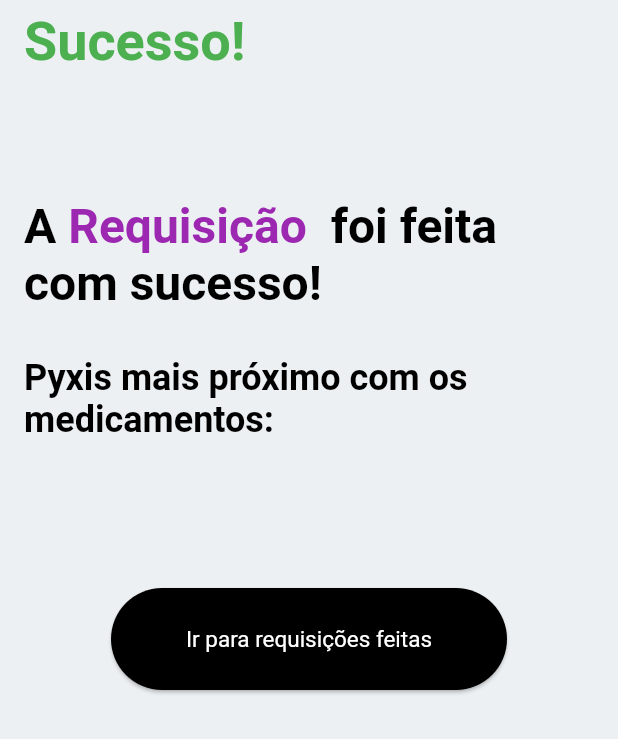
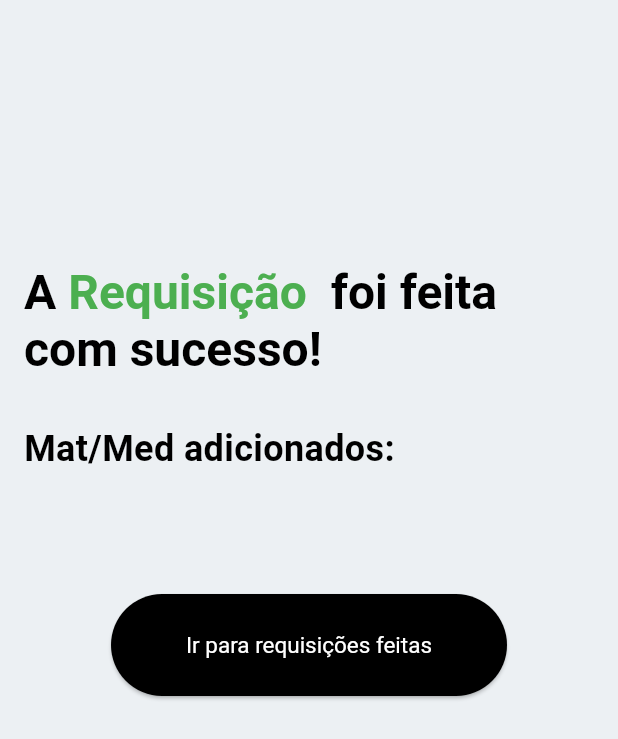
Before and after one commit to paulo-evangelista/pilltrackr, a Flutter app: the FeedbackRequest screen opened directly with empty values, on a phone screen of 412 x 824 dp. Shown: the top 739 px of the screen. Run offline on Flutter 3.47's test engine with Material 3 defaults, Android fonts, the phone set to English and light mode, and no system bars; our stand-ins replace dio, flutter_chat_types, flutter_chat_ui, get, scroll_to_index; network calls fail.

Commit message:
fix usertoken in dev

```diff
--- a/src/frontend/lib/navigation_menu.dart
+++ b/src/frontend/lib/navigation_menu.dart
@@ -37,7 +37,8 @@ class NavigationController extends GetxController {
   NavigationController({required this.userToken}) {
     screens = [
       HomeNursery(),
-      MyRequests(userToken: userToken),
+      MyRequests(),
+      // MyRequests(userToken: userToken),
     ];
   }
 }
--- a/src/frontend/lib/views/nursery/feedback_request.dart
+++ b/src/frontend/lib/views/nursery/feedback_request.dart
@@ -1,17 +1,11 @@
 import 'package:flutter/material.dart';
-import 'package:frontend/views/nursery/home.dart';
 import 'package:frontend/views/nursery/my_requests.dart';
 
 class FeedbackRequest extends StatelessWidget {
   final String requestId;
-  final String pyxisLocation;
-  final String userToken;
+  final List<String> medicinesList;
 
-  FeedbackRequest({
-    required this.requestId,
-    required this.pyxisLocation,
-    required this.userToken,
-  });
+  FeedbackRequest({required this.requestId, required this.medicinesList});
 
   @override
   Widget build(BuildContext context) {
@@ -19,15 +13,8 @@ class FeedbackRequest extends StatelessWidget {
       backgroundColor: Color(0xFFECF0F3),
       appBar: AppBar(
         backgroundColor: Color(0xFFECF0F3),
-        title: const Text(
-          'Sucesso!',
-          style: TextStyle(
-            fontSize: 36,
-            fontWeight: FontWeight.bold,
-            color: Colors.green,
-          ),
-        ),
         automaticallyImplyLeading: false,
+        toolbarHeight: 100.0, // Ajusta a altura da AppBar para acomodar o padding
       ),
       body: Padding(
         padding: const EdgeInsets.all(16.0),
@@ -46,32 +33,30 @@ class FeedbackRequest extends StatelessWidget {
                 children: <TextSpan>[
                   TextSpan(
                       text: 'Requisição $requestId ',
-                    style: const TextStyle(color: Colors.purple),
-                  ),
+                      style: const TextStyle(color: Colors.green)),
                   TextSpan(
                       text: 'foi feita com sucesso!',
-                    style: TextStyle(color: Colors.black),
-                  ),
+                      style: TextStyle(color: Colors.black)),
                 ],
               ),
             ),
             const SizedBox(height: 30),
-            RichText(
-              text: TextSpan(
-                text: 'Pyxis mais próximo com os medicamentos:  ',
-                style: const TextStyle(
+            const Text(
+              'Mat/Med adicionados:',
+              style: TextStyle(
                 fontSize: 24,
                 fontWeight: FontWeight.bold,
                 color: Colors.black,
               ),
-                children: <TextSpan>[
-                  TextSpan(
-                    text: '\n$pyxisLocation ',
-                    style: const TextStyle(color: Colors.purple),
             ),
-                ],
+            const SizedBox(height: 10),
+            ...medicinesList.map((medicine) => Text(
+                  '- $medicine',
+                  style: const TextStyle(
+                    fontSize: 18,
+                    color: Colors.black,
                   ),
-            ),
+                )).toList(),
             const SizedBox(height: 70),
             Center(
               child: ElevatedButton(
@@ -79,7 +64,7 @@ class FeedbackRequest extends StatelessWidget {
                   Navigator.push(
                     context,
                     MaterialPageRoute(
-                      builder: (context) => MyRequests(userToken: userToken),
+                      builder: (context) => MyRequests(),
                     ),
                   );
                 },
--- a/src/frontend/lib/views/nursery/my_requests.dart
+++ b/src/frontend/lib/views/nursery/my_requests.dart
@@ -4,11 +4,11 @@ import '../../services/request_service.dart';
 import '../../widgets/list_tile_nursery.dart';
 
 class MyRequests extends StatefulWidget {
-  final String userToken;
+  // final String userToken;
 
   const MyRequests({
     Key? key,
-    required this.userToken,
+    // required this.userToken,
   }) : super(key: key);
 
   @override
@@ -65,7 +65,7 @@ class _MyRequestsState extends State<MyRequests> {
                     title: 'Requisição #${request['ID']}',
                     subtitle: '$productNames - ${request['IsUrgent']}',
                     item: productNames,
-                    userToken: widget.userToken,
+                    // userToken: widget.userToken,
                     requestId: request['ID'],
                   );
                 },
```
Also changed, not shown: src/frontend/lib/main.dart (+2 -16 lines), src/frontend/lib/widgets/list_tile_nursery.dart (+4 -3 lines), src/frontend/lib/views/chat/chat.dart (line endings or trailing spaces). Lines whose indentation alone changed are shown as unchanged.
